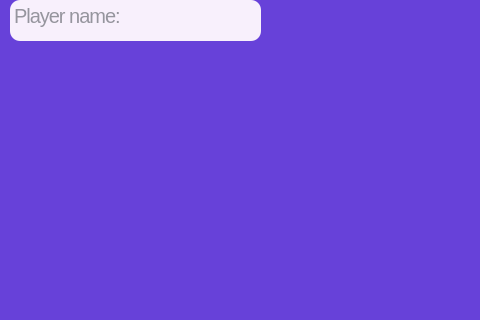
Old version of the form predraw6window.ui in the repository arturgesiarz/Magic_Dice; both pictures show x 0 to 480 and y 0 to 320 of the 800 by 600 pixel window.
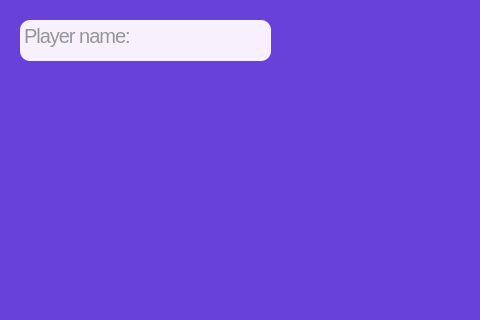
New version of the form. Icons and pictures are not drawn.

```diff
--- a/predraw6window.ui
+++ b/predraw6window.ui
@@ -90,8 +90,8 @@
    <widget class="QTextEdit" name="playerName">
     <property name="geometry">
      <rect>
-      <x>10</x>
-      <y>0</y>
+      <x>20</x>
+      <y>20</y>
       <width>251</width>
       <height>41</height>
      </rect>
```
Left out of the diff: 11 changed lines with no effect on the pictures.
